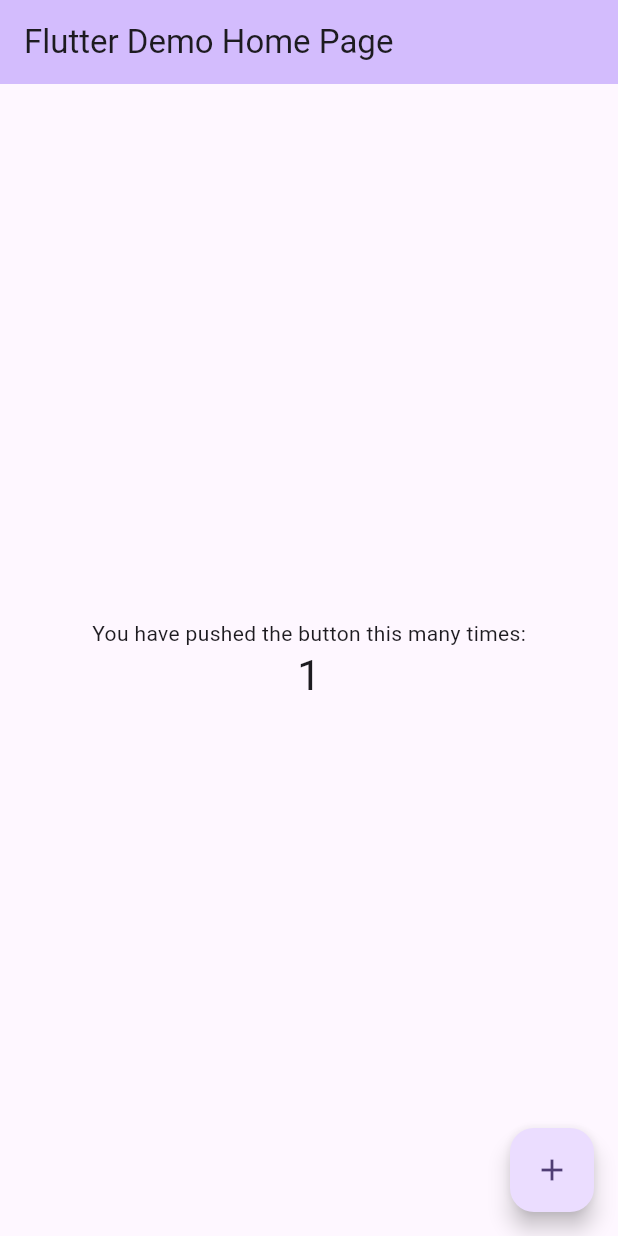
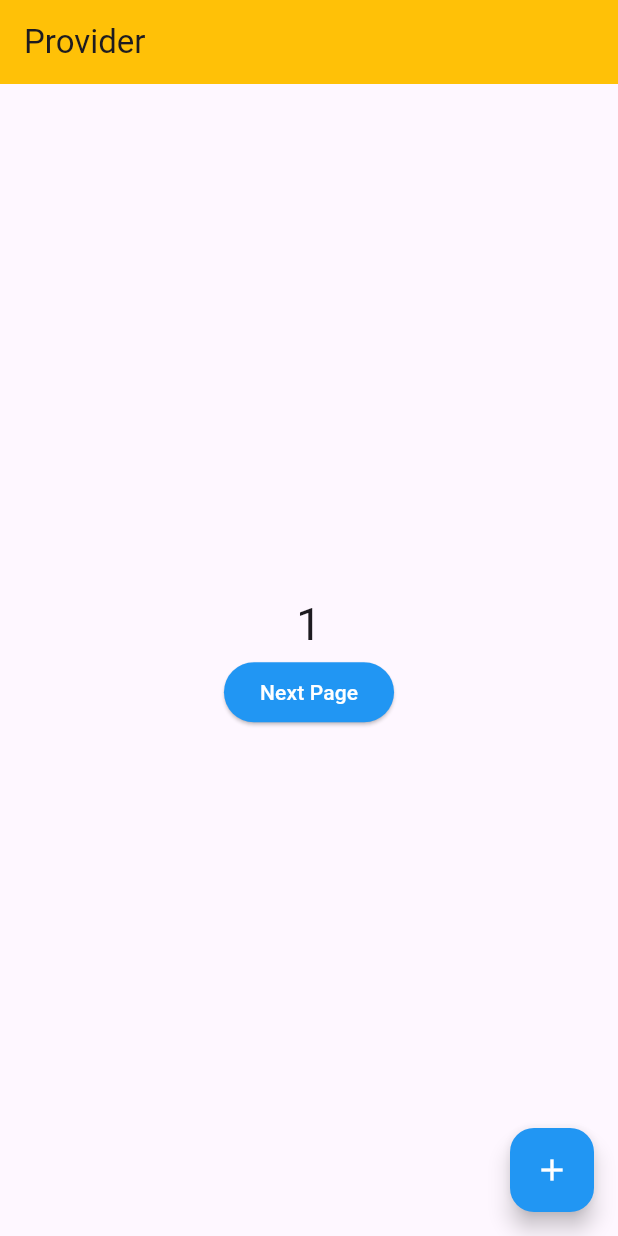
Before and after one commit to Malik399758/theme_module_batch40, a Flutter app: the screen it shows after launch, after a tap on the "add" icon, on a phone screen of 412 x 824 dp. Run offline on Flutter 3.47's test engine with Material 3 defaults, Android fonts, the light colour scheme and no system bars.

Commit message:
provider done.

```diff
--- /dev/null
+++ b/lib/controllers/providers/testing_provider.dart
@@ -0,0 +1,14 @@
+
+
+// Provider class
+import 'package:flutter/material.dart';
+
+class TestingProvider extends ChangeNotifier{
+  int count = 0;
+
+  void increment(){
+    count++;
+    notifyListeners();
+  }
+
+}
--- a/lib/main.dart
+++ b/lib/main.dart
@@ -1,7 +1,16 @@
 import 'package:flutter/material.dart';
+import 'package:provider/provider.dart';
+import 'package:theme_module_batch40/controllers/providers/testing_provider.dart';
+import 'package:theme_module_batch40/views/provider_module/provider_screen.dart';
 
 void main() {
-  runApp(const MyApp());
+  runApp(
+    MultiProvider(providers: [
+      ChangeNotifierProvider(create: (context) => TestingProvider())
+    ],
+      child: MyApp(),
+    )
+     );
 }
 
 class MyApp extends StatelessWidget {
@@ -11,115 +20,13 @@
   @override
   Widget build(BuildContext context) {
     return MaterialApp(
+      debugShowCheckedModeBanner: false,
       title: 'Flutter Demo',
       theme: ThemeData(
-        // This is the theme of your application.
-        //
-        // TRY THIS: Try running your application with "flutter run". You'll see
-        // the application has a purple toolbar. Then, without quitting the app,
-        // try changing the seedColor in the colorScheme below to Colors.green
-        // and then invoke "hot reload" (save your changes or press the "hot
-        // reload" button in a Flutter-supported IDE, or press "r" if you used
-        // the command line to start the app).
-        //
-        // Notice that the counter didn't reset back to zero; the application
-        // state is not lost during the reload. To reset the state, use hot
-        // restart instead.
-        //
-        // This works for code too, not just values: Most code changes can be
-        // tested with just a hot reload.
         colorScheme: ColorScheme.fromSeed(seedColor: Colors.deepPurple),
         useMaterial3: true,
       ),
-      home: const MyHomePage(title: 'Flutter Demo Home Page'),
+      home: ProviderScreen()
     );
   }
 }
-
-class MyHomePage extends StatefulWidget {
-  const MyHomePage({super.key, required this.title});
-
-  // This widget is the home page of your application. It is stateful, meaning
-  // that it has a State object (defined below) that contains fields that affect
-  // how it looks.
-
-  // This class is the configuration for the state. It holds the values (in this
-  // case the title) provided by the parent (in this case the App widget) and
-  // used by the build method of the State. Fields in a Widget subclass are
-  // always marked "final".
-
-  final String title;
-
-  @override
-  State<MyHomePage> createState() => _MyHomePageState();
-}
-
-class _MyHomePageState extends State<MyHomePage> {
-  int _counter = 0;
-
-  void _incrementCounter() {
-    setState(() {
-      // This call to setState tells the Flutter framework that something has
-      // changed in this State, which causes it to rerun the build method below
-      // so that the display can reflect the updated values. If we changed
-      // _counter without calling setState(), then the build method would not be
-      // called again, and so nothing would appear to happen.
-      _counter++;
-    });
-  }
-
-  @override
-  Widget build(BuildContext context) {
-    // This method is rerun every time setState is called, for instance as done
-    // by the _incrementCounter method above.
-    //
-    // The Flutter framework has been optimized to make rerunning build methods
-    // fast, so that you can just rebuild anything that needs updating rather
-    // than having to individually change instances of widgets.
-    return Scaffold(
-      appBar: AppBar(
-        // TRY THIS: Try changing the color here to a specific color (to
-        // Colors.amber, perhaps?) and trigger a hot reload to see the AppBar
-        // change color while the other colors stay the same.
-        backgroundColor: Theme.of(context).colorScheme.inversePrimary,
-        // Here we take the value from the MyHomePage object that was created by
-        // the App.build method, and use it to set our appbar title.
-        title: Text(widget.title),
-      ),
-      body: Center(
-        // Center is a layout widget. It takes a single child and positions it
-        // in the middle of the parent.
-        child: Column(
-          // Column is also a layout widget. It takes a list of children and
-          // arranges them vertically. By default, it sizes itself to fit its
-          // children horizontally, and tries to be as tall as its parent.
-          //
-          // Column has various properties to control how it sizes itself and
-          // how it positions its children. Here we use mainAxisAlignment to
-          // center the children vertically; the main axis here is the vertical
-          // axis because Columns are vertical (the cross axis would be
-          // horizontal).
-          //
-          // TRY THIS: Invoke "debug painting" (choose the "Toggle Debug Paint"
-          // action in the IDE, or press "p" in the console), to see the
-          // wireframe for each widget.
-          mainAxisAlignment: MainAxisAlignment.center,
-          children: <Widget>[
-            const Text(
-              'You have pushed the button this many times:',
-            ),
-            Text(
-              '$_counter',
-              style: Theme.of(context).textTheme.headlineMedium,
-            ),
-          ],
-        ),
-      ),
-      floatingActionButton: FloatingActionButton(
-        onPressed: _incrementCounter,
-        tooltip: 'Increment',
-        child: const Icon(Icons.add),
-      ), // This trailing comma makes auto-formatting nicer for build methods.
-    );
-  }
-}
--- /dev/null
+++ b/lib/views/provider_module/provider_screen.dart
@@ -0,0 +1,51 @@
+import 'package:flutter/material.dart';
+import 'package:provider/provider.dart';
+import 'package:theme_module_batch40/controllers/providers/testing_provider.dart';
+import 'package:theme_module_batch40/views/provider_module/provider_screen1.dart';
+
+class ProviderScreen extends StatefulWidget {
+  const ProviderScreen({super.key});
+
+  @override
+  State<ProviderScreen> createState() => _ProviderScreenState();
+}
+
+class _ProviderScreenState extends State<ProviderScreen> {
+  @override
+  Widget build(BuildContext context) {
+    return Consumer<TestingProvider>(
+      builder: (context,provider,_){
+        return  Scaffold(
+          appBar: AppBar(
+            title: Text('Provider'),
+            backgroundColor: Colors.amber,
+          ),
+          body: Center(child: Column(
+            mainAxisAlignment: MainAxisAlignment.center,
+            children: [
+              Text(provider.count.toString(),style: TextStyle(
+                fontSize: 30
+              ),),
+              ElevatedButton(
+                  style: ElevatedButton.styleFrom(
+                    backgroundColor: Colors.blue
+                  ),
+                  onPressed: (){
+                    Navigator.push(context, MaterialPageRoute(builder: (context) => ProviderScreen1(count: provider.count)));
+                  },
+                  child: Text('Next Page',style: TextStyle(
+                    color: Colors.white
+                  ),))
+            ],
+          )),
+          floatingActionButton: FloatingActionButton(
+            backgroundColor: Colors.blue,
+            onPressed: (){
+              provider.increment();
+            },
+            child: Icon(Icons.add,color: Colors.white,),),
+        );
+      },
+    );
+  }
+}
--- a/pubspec.yaml
+++ b/pubspec.yaml
@@ -34,6 +34,7 @@ dependencies:
   # The following adds the Cupertino Icons font to your application.
   # Use with the CupertinoIcons class for iOS style icons.
   cupertino_icons: ^1.0.8
+  provider: ^6.1.4
 
 dev_dependencies:
   flutter_test:
```
Also changed, not shown: lib/views/provider_module/provider_screen1.dart (added, +33 -0 lines), lib/views/theme_module/theme1.screen.dart (added, +123 -0 lines), pubspec.lock.
